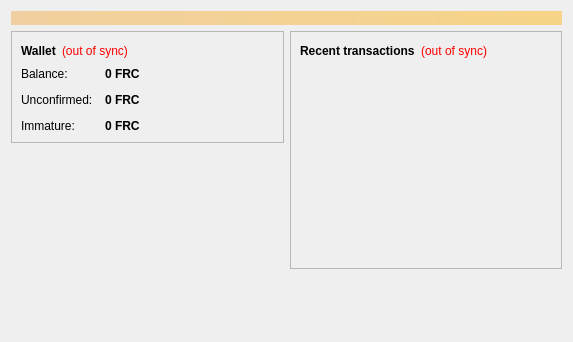
pierce403/faircoin, file src/qt/forms/overviewpage.ui: the form before one commit.
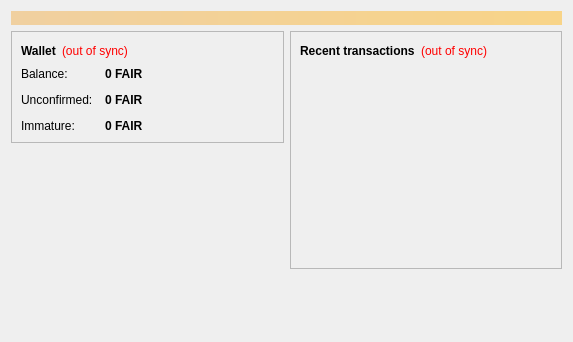
The form after the commit.

Commit message: switch FRC to FAIR

Diff of the .ui file:
```diff
--- a/src/qt/forms/overviewpage.ui
+++ b/src/qt/forms/overviewpage.ui
@@ -122,7 +122,7 @@
                <string>Your current balance</string>
               </property>
               <property name="text">
-               <string notr="true">0 FRC</string>
+               <string notr="true">0 FAIR</string>
               </property>
               <property name="textInteractionFlags">
                <set>Qt::LinksAccessibleByMouse|Qt::TextSelectableByKeyboard|Qt::TextSelectableByMouse</set>
@@ -151,7 +151,7 @@
                <string>Total of transactions that have yet to be confirmed, and do not yet count toward the current balance</string>
               </property>
               <property name="text">
-               <string notr="true">0 FRC</string>
+               <string notr="true">0 FAIR</string>
               </property>
               <property name="textInteractionFlags">
                <set>Qt::LinksAccessibleByMouse|Qt::TextSelectableByKeyboard|Qt::TextSelectableByMouse</set>
@@ -177,7 +177,7 @@
                <string>Mined balance that has not yet matured</string>
               </property>
               <property name="text">
-               <string notr="true">0 FRC</string>
+               <string notr="true">0 FAIR</string>
               </property>
               <property name="textInteractionFlags">
                <set>Qt::LinksAccessibleByMouse|Qt::TextSelectableByKeyboard|Qt::TextSelectableByMouse</set>
```
The commit also changes 3 other files.
